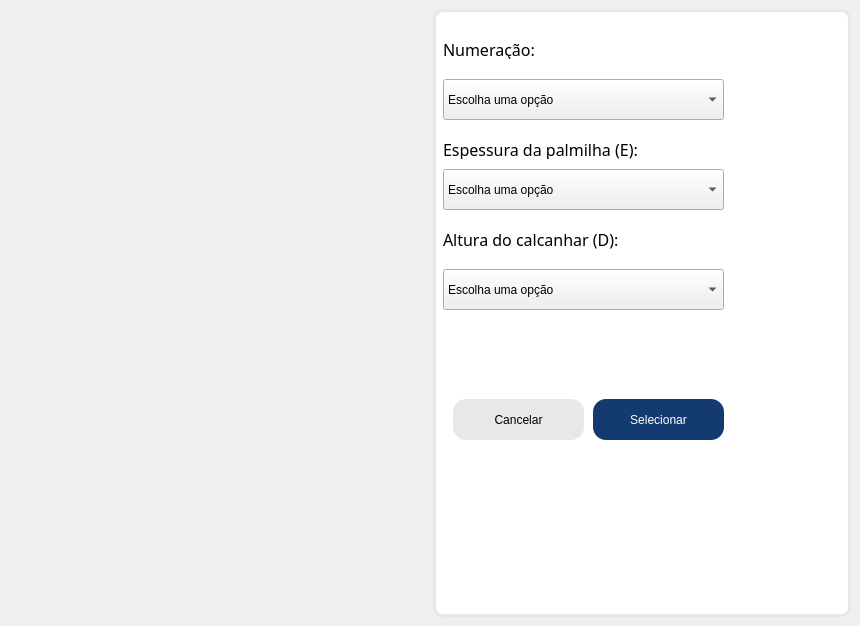
Before: the Qt Designer form QT_DESIGN/select_base.ui in vhls7/insole-generator, drawn with Qt 5.
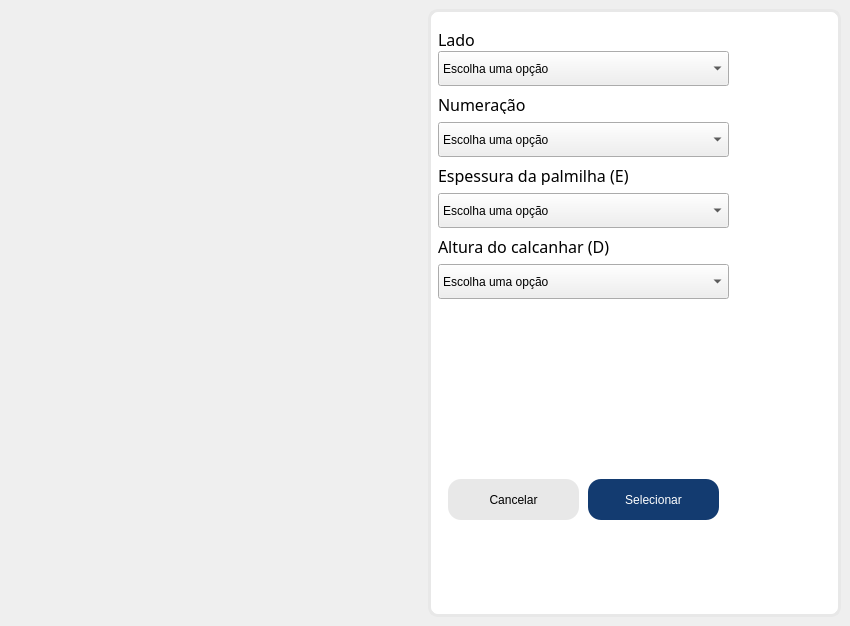
After: the same form once the commit is applied. Icons and pictures are not drawn.

Commit message: Adicionando seleção de lado da palmilha (direito/esquerdo) e proteções para resetar a malha sempre que selecionar uma nova

```diff
--- a/QT_DESIGN/select_base.ui
+++ b/QT_DESIGN/select_base.ui
@@ -6,7 +6,7 @@
    <rect>
     <x>0</x>
     <y>0</y>
-    <width>860</width>
+    <width>850</width>
     <height>626</height>
    </rect>
   </property>
@@ -86,14 +86,206 @@
             <property name="title">
              <string/>
             </property>
-            <widget class="QComboBox" name="CB_numeracao">
+            <widget class="QPushButton" name="btnSelectBase">
+             <property name="geometry">
+              <rect>
+               <x>160</x>
+               <y>470</y>
+               <width>131</width>
+               <height>41</height>
+              </rect>
+             </property>
+             <property name="styleSheet">
+              <string notr="true">QPushButton:enabled {
+	font: 12pt &quot;Bernard MT Condensed&quot;;
+	border: none;
+	background-color: #133b70;
+	color: white;
+	border-radius: 13;
+}
+QPushButton:disabled {
+	font: 12pt &quot;Bernard MT Condensed&quot;;
+	border: none;
+	background-color: Gainsboro;
+	color: DimGray;
+	border-radius: 13;
+}
+</string>
+             </property>
+             <property name="text">
+              <string>Selecionar</string>
+             </property>
+            </widget>
+            <widget class="QPushButton" name="pushButton_2">
+             <property name="geometry">
+              <rect>
+               <x>20</x>
+               <y>470</y>
+               <width>131</width>
+               <height>41</height>
+              </rect>
+             </property>
+             <property name="styleSheet">
+              <string notr="true">QPushButton {
+	font: 12pt &quot;Bernard MT Condensed&quot;;
+	border: none;
+	background-color: #e8e8e8;
+	color: black;
+	border-radius: 13;
+}
+</string>
+             </property>
+             <property name="text">
+              <string>Cancelar</string>
+             </property>
+            </widget>
+            <widget class="QWidget" name="verticalLayoutWidget_5">
              <property name="geometry">
               <rect>
                <x>10</x>
-               <y>70</y>
-               <width>281</width>
-               <height>41</height>
+               <y>20</y>
+               <width>291</width>
+               <height>411</height>
               </rect>
+             </property>
+             <layout class="QVBoxLayout" name="verticalLayout_7">
+              <property name="spacing">
+               <number>8</number>
+              </property>
+              <item>
+               <layout class="QVBoxLayout" name="verticalLayout_3">
+                <property name="spacing">
+                 <number>2</number>
+                </property>
+                <item>
+                 <widget class="QLabel" name="OrbitLabel_4">
+                  <property name="minimumSize">
+                   <size>
+                    <width>120</width>
+                    <height>0</height>
+                   </size>
+                  </property>
+                  <property name="maximumSize">
+                   <size>
+                    <width>5000</width>
+                    <height>20</height>
+                   </size>
+                  </property>
+                  <property name="font">
+                   <font>
+                    <family>Bernard MT Condensed</family>
+                    <pointsize>12</pointsize>
+                    <weight>50</weight>
+                    <italic>false</italic>
+                    <bold>false</bold>
+                   </font>
+                  </property>
+                  <property name="styleSheet">
+                   <string notr="true">
+	font: 12pt &quot;Bernard MT Condensed&quot;;
+</string>
+                  </property>
+                  <property name="text">
+                   <string>Lado</string>
+                  </property>
+                  <property name="alignment">
+                   <set>Qt::AlignLeading|Qt::AlignLeft|Qt::AlignVCenter</set>
+                  </property>
+                 </widget>
+                </item>
+                <item>
+                 <widget class="QComboBox" name="cbSide">
+                  <property name="sizePolicy">
+                   <sizepolicy hsizetype="Preferred" vsizetype="Fixed">
+                    <horstretch>0</horstretch>
+                    <verstretch>0</verstretch>
+                   </sizepolicy>
+                  </property>
+                  <property name="minimumSize">
+                   <size>
+                    <width>0</width>
+                    <height>35</height>
+                   </size>
+                  </property>
+                  <property name="styleSheet">
+                   <string notr="true">QComboBox{
+	font: 10pt &quot;Bernard MT Condensed&quot;;
+}
+</string>
+                  </property>
+                  <property name="currentText">
+                   <string>Escolha uma opção</string>
+                  </property>
+                  <item>
+                   <property name="text">
+                    <string>Escolha uma opção</string>
+                   </property>
+                  </item>
+                  <item>
+                   <property name="text">
+                    <string>Direito</string>
+                   </property>
+                  </item>
+                  <item>
+                   <property name="text">
+                    <string>Esquerdo</string>
+                   </property>
+                  </item>
+                 </widget>
+                </item>
+               </layout>
+              </item>
+              <item>
+               <layout class="QVBoxLayout" name="verticalLayout_4">
+                <item>
+                 <widget class="QLabel" name="OrbitLabel">
+                  <property name="sizePolicy">
+                   <sizepolicy hsizetype="Preferred" vsizetype="Fixed">
+                    <horstretch>0</horstretch>
+                    <verstretch>0</verstretch>
+                   </sizepolicy>
+                  </property>
+                  <property name="minimumSize">
+                   <size>
+                    <width>120</width>
+                    <height>0</height>
+                   </size>
+                  </property>
+                  <property name="maximumSize">
+                   <size>
+                    <width>5000</width>
+                    <height>20</height>
+                   </size>
+                  </property>
+                  <property name="font">
+                   <font>
+                    <family>Bernard MT Condensed</family>
+                    <pointsize>12</pointsize>
+                    <weight>50</weight>
+                    <italic>false</italic>
+                    <bold>false</bold>
+                   </font>
+                  </property>
+                  <property name="styleSheet">
+                   <string notr="true">
+	font: 12pt &quot;Bernard MT Condensed&quot;;
+</string>
+                  </property>
+                  <property name="text">
+                   <string>Numeração</string>
+                  </property>
+                  <property name="alignment">
+                   <set>Qt::AlignLeading|Qt::AlignLeft|Qt::AlignVCenter</set>
+                  </property>
+                 </widget>
+                </item>
+                <item>
+                 <widget class="QComboBox" name="cbSize">
+                  <property name="minimumSize">
+                   <size>
+                    <width>0</width>
+                    <height>35</height>
+                   </size>
              </property>
              <property name="styleSheet">
               <string notr="true">QComboBox{
@@ -245,242 +437,13 @@
               </property>
              </item>
             </widget>
-            <widget class="QComboBox" name="CB_espessura">
-             <property name="geometry">
-              <rect>
-               <x>10</x>
-               <y>160</y>
-               <width>281</width>
-               <height>41</height>
-              </rect>
-             </property>
-             <property name="styleSheet">
-              <string notr="true">QComboBox{
-	font: 10pt &quot;Bernard MT Condensed&quot;;
-}
-</string>
-             </property>
-             <item>
-              <property name="text">
-               <string>Escolha uma opção</string>
-              </property>
-             </item>
-             <item>
-              <property name="text">
-               <string>3</string>
-              </property>
+                </item>
+               </layout>
              </item>
              <item>
-              <property name="text">
-               <string>4</string>
-              </property>
-             </item>
+               <layout class="QVBoxLayout" name="verticalLayout_5">
              <item>
-              <property name="text">
-               <string>5</string>
-              </property>
-             </item>
-             <item>
-              <property name="text">
-               <string>6</string>
-              </property>
-             </item>
-             <item>
-              <property name="text">
-               <string>7</string>
-              </property>
-             </item>
-             <item>
-              <property name="text">
-               <string>8</string>
-              </property>
-             </item>
-             <item>
-              <property name="text">
-               <string>9</string>
-              </property>
-             </item>
-             <item>
-              <property name="text">
-               <string>10</string>
-              </property>
-             </item>
-            </widget>
-            <widget class="QComboBox" name="CB_calcanhar">
-             <property name="geometry">
-              <rect>
-               <x>10</x>
-               <y>260</y>
-               <width>281</width>
-               <height>41</height>
-              </rect>
-             </property>
-             <property name="styleSheet">
-              <string notr="true">QComboBox{
-	font: 10pt &quot;Bernard MT Condensed&quot;;
-}
-</string>
-             </property>
-             <item>
-              <property name="text">
-               <string>Escolha uma opção</string>
-              </property>
-             </item>
-             <item>
-              <property name="text">
-               <string>1</string>
-              </property>
-             </item>
-             <item>
-              <property name="text">
-               <string>2</string>
-              </property>
-             </item>
-             <item>
-              <property name="text">
-               <string>3</string>
-              </property>
-             </item>
-             <item>
-              <property name="text">
-               <string>4</string>
-              </property>
-             </item>
-             <item>
-              <property name="text">
-               <string>5</string>
-              </property>
-             </item>
-             <item>
-              <property name="text">
-               <string>6</string>
-              </property>
-             </item>
-             <item>
-              <property name="text">
-               <string>7</string>
-              </property>
-             </item>
-             <item>
-              <property name="text">
-               <string>8</string>
-              </property>
-             </item>
-             <item>
-              <property name="text">
-               <string>9</string>
-              </property>
-             </item>
-             <item>
-              <property name="text">
-               <string>10</string>
-              </property>
-             </item>
-            </widget>
-            <widget class="QPushButton" name="btn_inserir_base">
-             <property name="geometry">
-              <rect>
-               <x>160</x>
-               <y>390</y>
-               <width>131</width>
-               <height>41</height>
-              </rect>
-             </property>
-             <property name="styleSheet">
-              <string notr="true">QPushButton:enabled {
-	font: 12pt &quot;Bernard MT Condensed&quot;;
-	border: none;
-	background-color: #133b70;
-	color: white;
-	border-radius: 13;
-}
-QPushButton:disabled {
-	font: 12pt &quot;Bernard MT Condensed&quot;;
-	border: none;
-	background-color: Gainsboro;
-	color: DimGray;
-	border-radius: 13;
-}
-</string>
-             </property>
-             <property name="text">
-              <string>Selecionar</string>
-             </property>
-            </widget>
-            <widget class="QPushButton" name="pushButton_2">
-             <property name="geometry">
-              <rect>
-               <x>20</x>
-               <y>390</y>
-               <width>131</width>
-               <height>41</height>
-              </rect>
-             </property>
-             <property name="styleSheet">
-              <string notr="true">QPushButton {
-	font: 12pt &quot;Bernard MT Condensed&quot;;
-	border: none;
-	background-color: #e8e8e8;
-	color: black;
-	border-radius: 13;
-}
-</string>
-             </property>
-             <property name="text">
-              <string>Cancelar</string>
-             </property>
-            </widget>
-            <widget class="QLabel" name="OrbitLabel">
-             <property name="geometry">
-              <rect>
-               <x>10</x>
-               <y>30</y>
-               <width>120</width>
-               <height>20</height>
-              </rect>
-             </property>
-             <property name="minimumSize">
-              <size>
-               <width>120</width>
-               <height>0</height>
-              </size>
-             </property>
-             <property name="maximumSize">
-              <size>
-               <width>5000</width>
-               <height>20</height>
-              </size>
-             </property>
-             <property name="font">
-              <font>
-               <family>Bernard MT Condensed</family>
-               <pointsize>12</pointsize>
-               <weight>50</weight>
-               <italic>false</italic>
-               <bold>false</bold>
-              </font>
-             </property>
-             <property name="styleSheet">
-              <string notr="true">
-	font: 12pt &quot;Bernard MT Condensed&quot;;
-</string>
-             </property>
-             <property name="text">
-              <string>Numeração:</string>
-             </property>
-             <property name="alignment">
-              <set>Qt::AlignLeading|Qt::AlignLeft|Qt::AlignVCenter</set>
-             </property>
-            </widget>
             <widget class="QLabel" name="OrbitLabel_2">
-             <property name="geometry">
-              <rect>
-               <x>10</x>
-               <y>130</y>
-               <width>211</width>
-               <height>20</height>
-              </rect>
-             </property>
              <property name="minimumSize">
               <size>
                <width>120</width>
@@ -508,21 +471,80 @@
 </string>
              </property>
              <property name="text">
-              <string>Espessura da palmilha (E):</string>
+                   <string>Espessura da palmilha (E)</string>
              </property>
              <property name="alignment">
               <set>Qt::AlignLeading|Qt::AlignLeft|Qt::AlignVCenter</set>
              </property>
             </widget>
+                </item>
+                <item>
+                 <widget class="QComboBox" name="cbThickness">
+                  <property name="minimumSize">
+                   <size>
+                    <width>0</width>
+                    <height>35</height>
+                   </size>
+                  </property>
+                  <property name="styleSheet">
+                   <string notr="true">QComboBox{
+	font: 10pt &quot;Bernard MT Condensed&quot;;
+}
+</string>
+                  </property>
+                  <item>
+                   <property name="text">
+                    <string>Escolha uma opção</string>
+                   </property>
+                  </item>
+                  <item>
+                   <property name="text">
+                    <string>3</string>
+                   </property>
+                  </item>
+                  <item>
+                   <property name="text">
+                    <string>4</string>
+                   </property>
+                  </item>
+                  <item>
+                   <property name="text">
+                    <string>5</string>
+                   </property>
+                  </item>
+                  <item>
+                   <property name="text">
+                    <string>6</string>
+                   </property>
+                  </item>
+                  <item>
+                   <property name="text">
+                    <string>7</string>
+                   </property>
+                  </item>
+                  <item>
+                   <property name="text">
+                    <string>8</string>
+                   </property>
+                  </item>
+                  <item>
+                   <property name="text">
+                    <string>9</string>
+                   </property>
+                  </item>
+                  <item>
+                   <property name="text">
+                    <string>10</string>
+                   </property>
+                  </item>
+                 </widget>
+                </item>
+               </layout>
+              </item>
+              <item>
+               <layout class="QVBoxLayout" name="verticalLayout_6">
+                <item>
             <widget class="QLabel" name="OrbitLabel_3">
-             <property name="geometry">
-              <rect>
-               <x>10</x>
-               <y>220</y>
-               <width>191</width>
-               <height>20</height>
-              </rect>
-             </property>
              <property name="minimumSize">
               <size>
                <width>120</width>
@@ -550,8 +572,97 @@
 </string>
              </property>
              <property name="text">
-              <string>Altura do calcanhar (D):</string>
-             </property>
+                   <string>Altura do calcanhar (D)</string>
+                  </property>
+                 </widget>
+                </item>
+                <item>
+                 <widget class="QComboBox" name="cbHeel">
+                  <property name="minimumSize">
+                   <size>
+                    <width>0</width>
+                    <height>35</height>
+                   </size>
+                  </property>
+                  <property name="styleSheet">
+                   <string notr="true">QComboBox{
+	font: 10pt &quot;Bernard MT Condensed&quot;;
+}
+</string>
+                  </property>
+                  <item>
+                   <property name="text">
+                    <string>Escolha uma opção</string>
+                   </property>
+                  </item>
+                  <item>
+                   <property name="text">
+                    <string>1</string>
+                   </property>
+                  </item>
+                  <item>
+                   <property name="text">
+                    <string>2</string>
+                   </property>
+                  </item>
+                  <item>
+                   <property name="text">
+                    <string>3</string>
+                   </property>
+                  </item>
+                  <item>
+                   <property name="text">
+                    <string>4</string>
+                   </property>
+                  </item>
+                  <item>
+                   <property name="text">
+                    <string>5</string>
+                   </property>
+                  </item>
+                  <item>
+                   <property name="text">
+                    <string>6</string>
+                   </property>
+                  </item>
+                  <item>
+                   <property name="text">
+                    <string>7</string>
+                   </property>
+                  </item>
+                  <item>
+                   <property name="text">
+                    <string>8</string>
+                   </property>
+                  </item>
+                  <item>
+                   <property name="text">
+                    <string>9</string>
+                   </property>
+                  </item>
+                  <item>
+                   <property name="text">
+                    <string>10</string>
+                   </property>
+                  </item>
+                 </widget>
+                </item>
+               </layout>
+              </item>
+              <item>
+               <spacer name="verticalSpacer">
+                <property name="orientation">
+                 <enum>Qt::Vertical</enum>
+                </property>
+                <property name="sizeHint" stdset="0">
+                 <size>
+                  <width>20</width>
+                  <height>40</height>
+                 </size>
+                </property>
+               </spacer>
+              </item>
+             </layout>
             </widget>
            </widget>
           </item>
```
Lines whose indentation alone changed are shown as unchanged. The commit also changes 2 other files.
